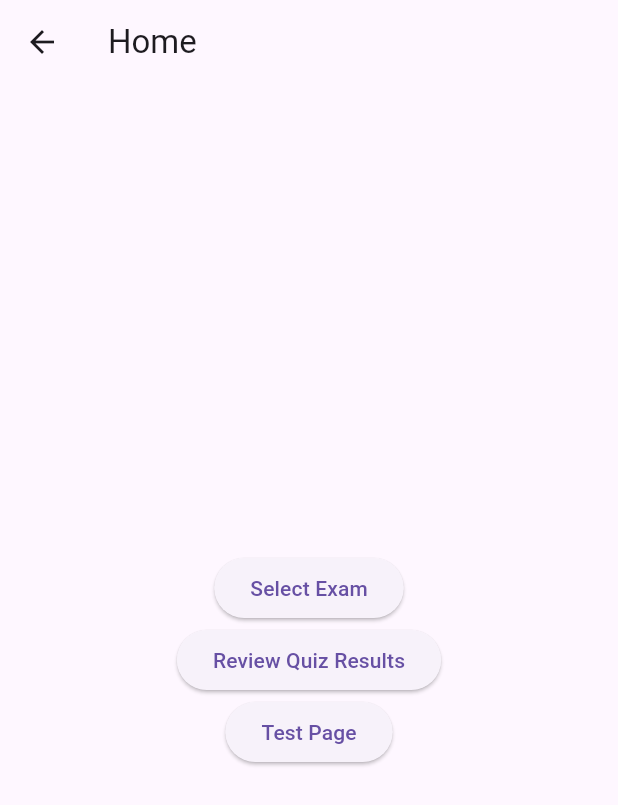
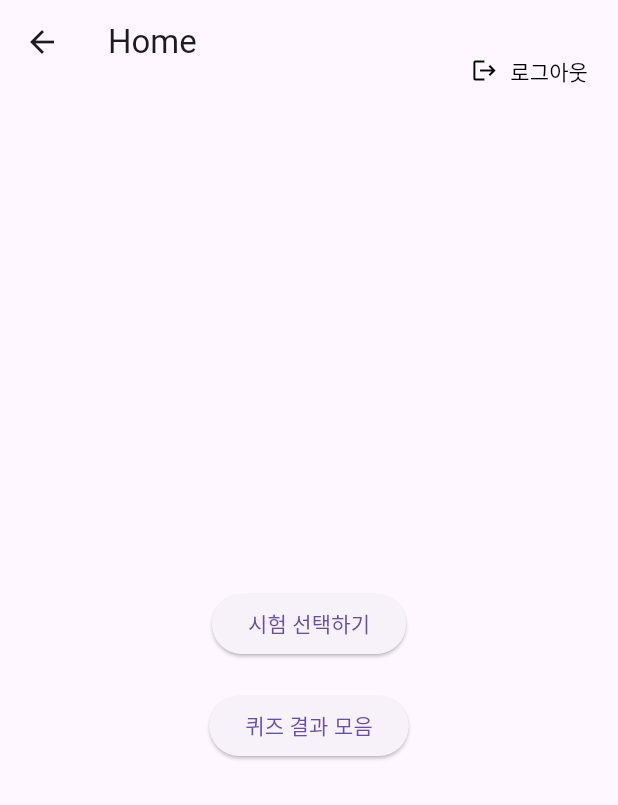
Before and after one commit to HyeongBhin/word_proj, a Flutter app: the MainPage screen opened by its route, on a phone screen of 412 x 824 dp. Shown: the top 805 px of the screen. Run offline on Flutter 3.47's test engine with Material 3 defaults, Android fonts, the phone set to English and light mode, and no system bars; our stand-ins replace cloud_firestore, firebase_auth, firebase_core, flip_card, googleapis_auth; missing offline and left inert: googleapis; accounts and stored records are empty; key blocks and very long unbroken strings in the code were emptied for the run.

Commit message:
add autoLogin, Logout

```diff
--- a/lib/ChapterSelection_Card.dart
+++ b/lib/ChapterSelection_Card.dart
@@ -7,7 +7,7 @@ class ChapterSelection_Card extends StatelessWidget {
   Widget build(BuildContext context) {
     return Scaffold(
       appBar: AppBar(
-        title: Text('문제 번호를 고르세요'),
+        title: Text('챕터를 고르세요'),
       ),
       body: Center(
         child: Column(
--- a/lib/ChapterSelection_Quiz.dart
+++ b/lib/ChapterSelection_Quiz.dart
@@ -10,7 +10,7 @@ class ChapterSelection_Quiz extends StatelessWidget {
   Widget build(BuildContext context) {
     return Scaffold(
       appBar: AppBar(
-        title: Text('문제 번호를 고르세요'),
+        title: Text('챕터를 고르세요'),
       ),
       body: Center(
         child: Column(
--- a/lib/Selection_Page.dart
+++ b/lib/Selection_Page.dart
@@ -14,13 +14,14 @@ class SelectPage extends StatelessWidget {
           mainAxisAlignment: MainAxisAlignment.center,
           children: <Widget>[
             ElevatedButton(
-              child: Text('Word Cards'),
+              child: Text('영어 단어장'),
               onPressed: () {
                 Navigator.pushNamed(context, '/word_card');
               },
             ),
+            SizedBox(height: 20),
             ElevatedButton(
-              child: Text('Word Quiz'),
+              child: Text('단어 시험'),
               onPressed: () {
                 Navigator.pushNamed(context, '/word_quiz');
               },
--- a/lib/main_Page.dart
+++ b/lib/main_Page.dart
@@ -1,59 +1,67 @@
 import 'package:flutter/material.dart';
-import 'package:test_proj/SheetSelection_Page.dart';
-
-import 'SheetSelection_Page.dart';
-import 'Selection_Page.dart';
-import 'ChapterSelection_Card.dart';
-import 'ChapterSelection_Quiz.dart';
-import 'review_page.dart';
-import 'Login_Page.dart';
-
-class MyApp extends StatelessWidget {
-  @override
-  Widget build(BuildContext context) {
-    return MaterialApp(
-      title: 'Word Study App',
-      initialRoute: '/word_main',
-      routes: {
-        '/word_login': (context) => LoginPage(),
-        '/word_main': (context) => MainPage(),
-        '/sheet_select' : (context) => SheetSelectionPage(),
-        '/select_list' : (context) => SelectPage(),
-        '/word_card': (context) => ChapterSelection_Card(),
-        '/word_quiz': (context) => ChapterSelection_Quiz(),
-        '/review_page': (context) => ReviewPage(),
-      },
-    );
-  }
-}
+import 'package:firebase_auth/firebase_auth.dart'; // FirebaseAuth를 사용하기 위해 추가
 
 class MainPage extends StatelessWidget {
   @override
   Widget build(BuildContext context) {
+    // 현재 로그인한 사용자의 이메일 주소를 가져옵니다.
+    final String userEmail = FirebaseAuth.instance.currentUser?.email ?? '로그인 정보 없음';
+
     return Scaffold(
       appBar: AppBar(
         title: Text('Home'),
+        actions: <Widget>[
+          Column(
+            mainAxisAlignment: MainAxisAlignment.center,
+            crossAxisAlignment: CrossAxisAlignment.end,
+            children: [
+              // 사용자 이메일 주소를 AppBar에 표시합니다.
+              Padding(
+                padding: const EdgeInsets.only(right: 8.0),
+                child: Text(
+                  userEmail,
+                  style: TextStyle(
+                    color: Colors.black, // AppBar의 배경색에 따라 색상을 조정하세요.
+                    fontSize: 16,
+                  ),
+                ),
+              ),
+              // 로그아웃 버튼을 AppBar에 배치합니다.
+              Padding(
+                padding: const EdgeInsets.only(right: 8.0),
+                child: TextButton.icon(
+                  icon: Icon(Icons.logout, color: Colors.black),
+                  label: Text('로그아웃', style: TextStyle(color: Colors.black)),
+                  onPressed: () async {
+                    await FirebaseAuth.instance.signOut();
+                    Navigator.pushReplacementNamed(context, '/word_login');
+                  },
+                  style: TextButton.styleFrom(
+                    padding: EdgeInsets.symmetric(horizontal: 12.0, vertical: 8.0),
+                  ),
+                ),
+              ),
+            ],
+          ),
+        ],
       ),
       body: Center(
         child: Column(
           mainAxisAlignment: MainAxisAlignment.center,
           children: <Widget>[
+            // 여기서는 사용자 이메일 주소를 표시하지 않습니다.
+            SizedBox(height: 20),
             ElevatedButton(
-              child: Text('Select Exam'),
+              child: Text('시험 선택하기'),
               onPressed: () {
                 Navigator.pushNamed(context, '/sheet_select');
               },
             ),
+            SizedBox(height: 20),
             ElevatedButton(
-              child: Text('Review Quiz Results'),
+              child: Text('퀴즈 결과 모음'),
               onPressed: () {
                 Navigator.pushNamed(context, '/review_page');
-              },
-            ),
-            ElevatedButton(
-              child: Text('Test Page'),
-              onPressed: () {
-                Navigator.pushNamed(context, '/Test_page');
               },
             ),
           ],
--- a/lib/review_page.dart
+++ b/lib/review_page.dart
@@ -79,7 +79,7 @@ class _ReviewPageState extends State<ReviewPage> {
   Widget build(BuildContext context) {
     return Scaffold(
       appBar: AppBar(
-        title: Text('Review Quiz Results'),
+        title: Text('퀴즈 결과 모음'),
       ),
       body: StreamBuilder<QuerySnapshot>(
         stream: _getQuizResults(),
@@ -107,8 +107,8 @@ class _ReviewPageState extends State<ReviewPage> {
 
               return Card(
                 child: ListTile(
-                  title: Text('Quiz on ${date.toString()} - $chapter'),
-                  subtitle: Text('Incorrect Answers: ${incorrectWords.length}'),
+                  title: Text('퀴즈를 친 날짜 : ${date.toString()} - $chapter'),
+                  subtitle: Text('틀린 문제 갯수 : ${incorrectWords.length}'),
                   onTap: () {
                     showDialog(
                       context: context,
--- a/lib/word_quiz.dart
+++ b/lib/word_quiz.dart
@@ -53,14 +53,17 @@ class _QuizPageState extends State<QuizPage> {
     final List<Word>? wordsList = await _wordsFuture;
     if (wordsList != null) {
       wordsList.shuffle();
-      _quizWords = wordsList.take(20).toList(); // 문제 갯수 선택하기
+      // 리스트의 길이가 50 이하일 경우 전체 리스트를 사용하고, 그렇지 않으면 처음 50개의 항목만 사용
+      int quizSize = wordsList.length <= 50 ? wordsList.length : 50;
+      _quizWords = wordsList.take(quizSize).toList();
       _options = {};
       for (var word in _quizWords!) {
         _correctAnswers[word.eword] = word.meaning;
         List<String> allMeanings = wordsList.map((e) => e.meaning).toList();
         allMeanings.shuffle();
         allMeanings.removeWhere((meaning) => meaning == word.meaning);
-        _options![word.eword] = allMeanings.take(4).toList()..add(word.meaning); //보기 갯수 선택하기
+        // 보기를 생성하되, 정답을 포함하여 총 5개의 보기를 만듭니다. 정답이 이미 포함되어 있으므로 4개를 더 가져옵니다.
+        _options![word.eword] = allMeanings.take(4).toList()..add(word.meaning);
         _options![word.eword]!.shuffle();
       }
       if (mounted) {
@@ -73,7 +76,7 @@ class _QuizPageState extends State<QuizPage> {
   Widget build(BuildContext context) {
     return Scaffold(
       appBar: AppBar(
-        title: Text('Quiz'),
+        title: Text('단어 시험'),
       ),
       body: FutureBuilder<List<Word>>(
         future: _wordsFuture,
```
Also changed, not shown: lib/FlipCardView.dart (added, +93 -0 lines), lib/main.dart (+20 -1 lines), lib/word_card.dart (+19 -11 lines), 3 other files.
